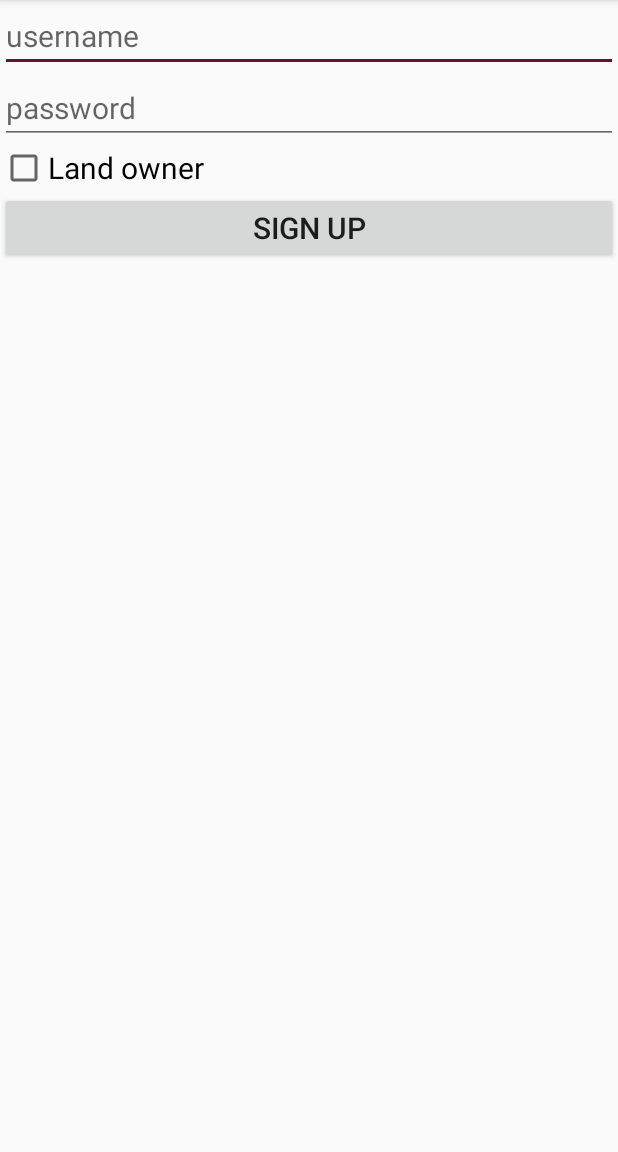
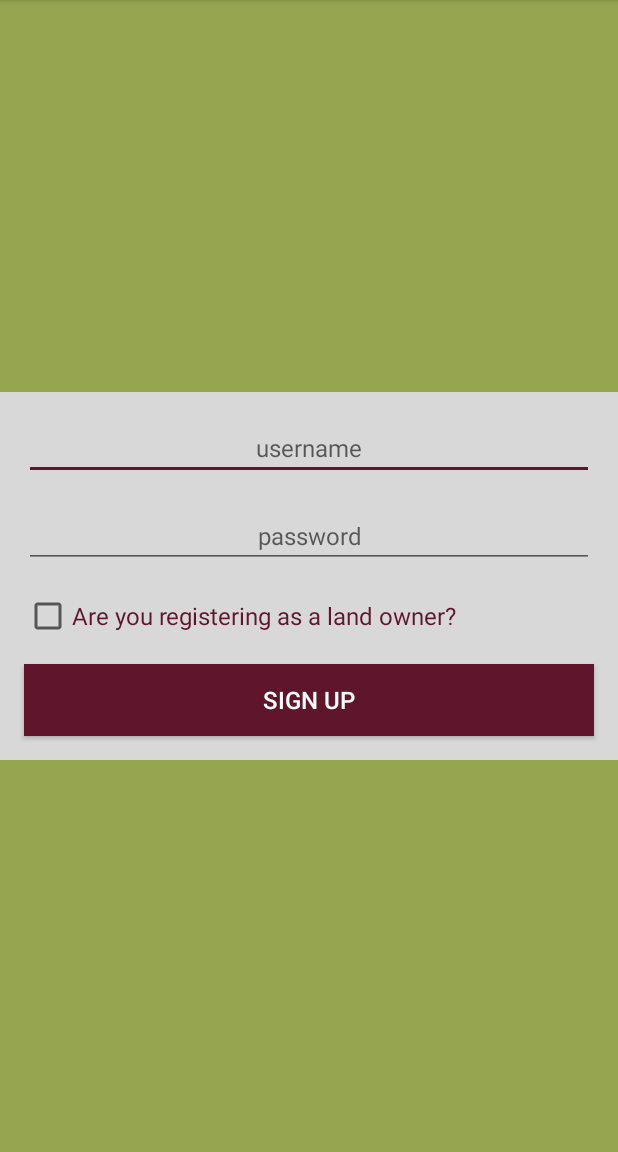
Before and after one commit to buildweek-5th-wheel/Android, an Android app: the RegistrationActivity screen opened directly, with no data from a screen before it, on a phone screen of 412 x 824 dp, the part 84-1236 px from its top. Run offline under Robolectric (Android 15) with nearby library versions, the phone set to English and light mode, and no system bars.

Commit message:
styled registration activity

```diff
--- a/buildweek-5th-wheel/app/src/main/res/layout/activity_main.xml
+++ b/buildweek-5th-wheel/app/src/main/res/layout/activity_main.xml
@@ -34,7 +34,6 @@
                 android:id="@+id/btn_login"
                 style="@style/login"
                 android:background="@color/colorAccent"
-                android:fontFamily="sans-serif-light"
                 android:text="@string/login"
                 android:textColor="@android:color/white" />
 
--- a/buildweek-5th-wheel/app/src/main/res/layout/activity_registration.xml
+++ b/buildweek-5th-wheel/app/src/main/res/layout/activity_registration.xml
@@ -1,44 +1,49 @@
 <?xml version="1.0" encoding="utf-8"?>
-<LinearLayout
-        android:id="@+id/registration_layout"
-        xmlns:android="http://schemas.android.com/apk/res/android"
+<LinearLayout xmlns:android="http://schemas.android.com/apk/res/android"
         xmlns:app="http://schemas.android.com/apk/res-auto"
         xmlns:tools="http://schemas.android.com/tools"
+        android:id="@+id/registration_layout"
         android:layout_width="match_parent"
         android:layout_height="match_parent"
+        android:background="#96A550"
+        android:gravity="center_vertical"
         android:orientation="vertical"
         tools:context=".activity.RegistrationActivity">
 
-    <EditText
-            android:id="@+id/username"
+
+    <LinearLayout
             android:layout_width="match_parent"
             android:layout_height="wrap_content"
-            android:textSize="20sp"
-            android:inputType="text"
-            android:hint="@string/username" />
+            android:background="#D8D8D8"
+            android:orientation="vertical">
 
-    <EditText
-            android:id="@+id/password"
-            android:layout_width="match_parent"
-            android:layout_height="wrap_content"
-            android:textSize="20sp"
-            android:inputType="textPassword"
-            android:hint="@string/password" />
+        <EditText
+                android:id="@+id/username"
+                style="@style/login"
+                android:hint="@string/username"
+                android:inputType="text" />
 
-    <CheckBox
-            android:id="@+id/landowner"
-            android:layout_width="match_parent"
-            android:layout_height="wrap_content"
-            android:text="Land owner"
-            android:textSize="20sp"/>
+        <EditText
+                android:id="@+id/password"
+                style="@style/login"
+                android:hint="@string/password"
+                android:inputType="textPassword" />
 
-    <Button
-            android:id="@+id/btn_sign_up"
-            android:layout_width="match_parent"
-            android:layout_height="wrap_content"
-            android:text="@string/sign_up"
-            android:textSize="20sp"/>
+        <CheckBox
+                android:id="@+id/landowner"
+                style="@style/login"
+                android:text="@string/land_owner"
+                android:textAlignment="viewStart"
+                android:textColor="@color/colorAccent" />
 
+        <Button
+                android:id="@+id/btn_sign_up"
+                style="@style/login"
+                android:layout_marginBottom="16dp"
+                android:background="@color/colorAccent"
+                android:text="@string/sign_up"
+                android:textColor="@android:color/white" />
 
+    </LinearLayout>
 
 </LinearLayout>
--- a/buildweek-5th-wheel/app/src/main/res/values/strings.xml
+++ b/buildweek-5th-wheel/app/src/main/res/values/strings.xml
@@ -6,4 +6,5 @@
     <string name="sign_up">Sign Up</string>
     <string name="invalid_registration">Please enter a valid username/password</string>
     <string name="title_activity_land_owner">LandOwner</string>
+    <string name="land_owner">Are you registering as a land owner?</string>
 </resources>
```
